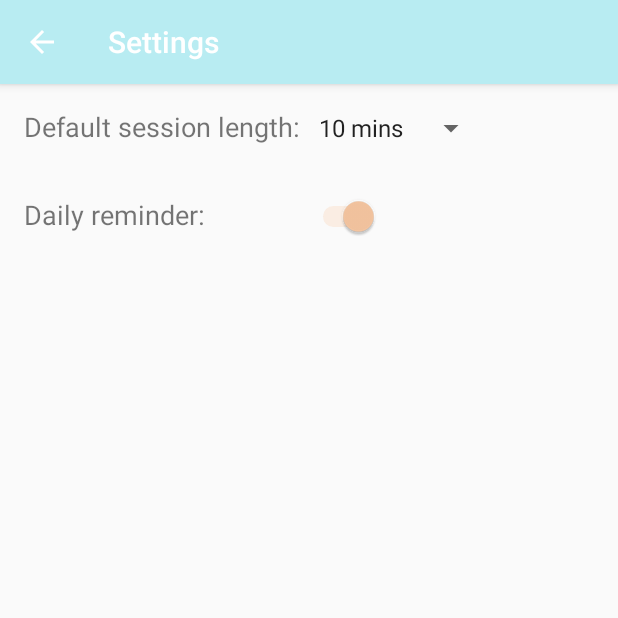
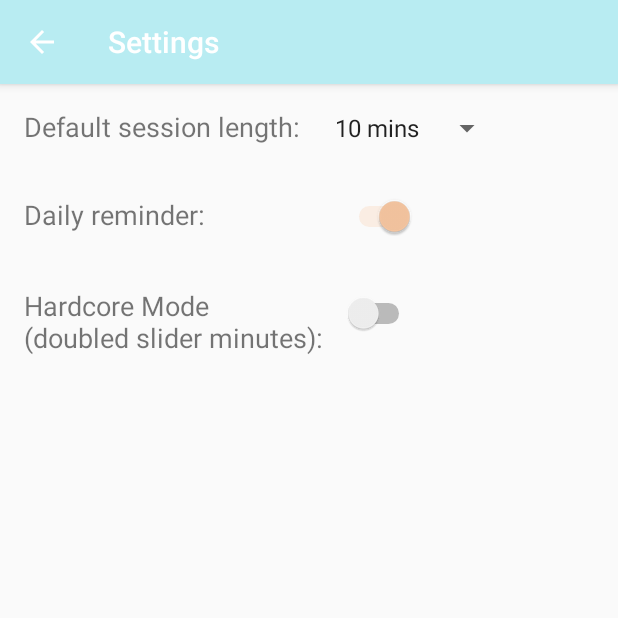
Before and after one commit to tarwater/meditation-timer, an Android app: the screen it shows after launch (Settings), in the options menu, after a tap on "Settings", on a phone screen of 412 x 824 dp, the top half of it. Run offline under Robolectric (Android 15) with nearby library versions, the phone set to English and light mode, and no system bars.

Commit message:
working on hardcore mode

```diff
--- a/app/src/main/java/com/clay/meditation/MainActivity.java
+++ b/app/src/main/java/com/clay/meditation/MainActivity.java
@@ -5,7 +5,6 @@ import android.app.PendingIntent;
 import android.content.Context;
 import android.content.Intent;
 import android.content.SharedPreferences;
-import android.content.pm.ActivityInfo;
 import android.graphics.Typeface;
 
 import java.io.IOException;
@@ -13,13 +12,9 @@ import java.util.Calendar;
 
 import android.media.AudioManager;
 import android.media.MediaPlayer;
-import android.media.RingtoneManager;
 import android.net.Uri;
 import android.os.Bundle;
 import android.os.CountDownTimer;
-import android.provider.MediaStore;
-import android.support.design.widget.FloatingActionButton;
-import android.support.design.widget.Snackbar;
 import android.support.v7.app.AppCompatActivity;
 import android.support.v7.widget.Toolbar;
 import android.util.Log;
@@ -27,7 +22,6 @@ import android.view.View;
 import android.view.Menu;
 import android.view.MenuItem;
 import android.widget.Button;
-import android.widget.EditText;
 import android.widget.SeekBar;
 import android.widget.TextView;
 
@@ -48,7 +42,7 @@ public class MainActivity extends AppCompatActivity {
 
     long millisecondsLeft;
 
-    MediaPlayer mp;
+    MediaPlayer mediaPlayer;
     AudioManager mAudioManager;
     int userVolume;
 
@@ -61,6 +55,7 @@ public class MainActivity extends AppCompatActivity {
             startButton.setVisibility(View.INVISIBLE);
             resetButton.setVisibility(View.VISIBLE);
             pauseButton.setVisibility(View.VISIBLE);
+            playSound();
         }
     }
 
@@ -169,6 +164,7 @@ public class MainActivity extends AppCompatActivity {
 //        setRequestedOrientation(ActivityInfo.SCREEN_ORIENTATION_PORTRAIT);
 
         settings = this.getSharedPreferences("com.clay.meditation", Context.MODE_PRIVATE);
+        boolean isHardcoreMode = settings.getBoolean("hardcore", false);
 
         int defaultMedTime = settings.getInt("defaultMedTime", 10);
 
@@ -179,8 +175,7 @@ public class MainActivity extends AppCompatActivity {
 
         mAudioManager = (AudioManager) getApplicationContext().getSystemService(Context.AUDIO_SERVICE);
         userVolume = mAudioManager.getStreamVolume(AudioManager.STREAM_MUSIC);
-        Log.i("volume:" , userVolume + "");
-        mp = new MediaPlayer();
+        mediaPlayer = new MediaPlayer();
 
         Typeface quicksand = Typeface.createFromAsset(getAssets(), "fonts/quicksand.ttf");
 
@@ -205,7 +200,7 @@ public class MainActivity extends AppCompatActivity {
         seekBar.setOnSeekBarChangeListener(new SeekBar.OnSeekBarChangeListener() {
             @Override
             public void onProgressChanged(SeekBar seekBar, int progress, boolean fromUser) {
-
+                Log.i("seekbar: ", progress + "");
                 progress = progress + 60;
 
                 if (!timerActive) {
@@ -318,12 +313,12 @@ public class MainActivity extends AppCompatActivity {
         Uri alarmSound = Uri.parse("android.resource://com.clay.meditation/" + R.raw.bell2);
 
         try {
-            if(!mp.isPlaying()){
-                mp.setDataSource(getApplicationContext(), alarmSound);
-                mp.setAudioStreamType(AudioManager.STREAM_MUSIC);
-                mp.prepare();
-                mp.start();
-                mp.setOnCompletionListener(new MediaPlayer.OnCompletionListener() {
+            if(!mediaPlayer.isPlaying()){
+                mediaPlayer.setDataSource(getApplicationContext(), alarmSound);
+                mediaPlayer.setAudioStreamType(AudioManager.STREAM_MUSIC);
+                mediaPlayer.prepare();
+                mediaPlayer.start();
+                mediaPlayer.setOnCompletionListener(new MediaPlayer.OnCompletionListener() {
                     @Override
                     public void onCompletion(MediaPlayer mp) {
                         stopSound();
@@ -335,8 +330,8 @@ public class MainActivity extends AppCompatActivity {
     }
 
     public void stopSound(){
-        mp.stop();
-        mp.reset();
+        mediaPlayer.stop();
+        mediaPlayer.reset();
     }
 
 
--- a/app/src/main/java/com/clay/meditation/Settings.java
+++ b/app/src/main/java/com/clay/meditation/Settings.java
@@ -28,14 +28,24 @@ public class Settings extends AppCompatActivity {
         final SharedPreferences settings = this.getSharedPreferences("com.clay.meditation", Context.MODE_PRIVATE);
 
         boolean notificationsOn = settings.getBoolean("notifications", true);
+        boolean isHardcoreMode = settings.getBoolean("hardcore", false);
 
         Switch mySwitch = (Switch) findViewById(R.id.switch1);
+        Switch hardcoreSwitch = findViewById(R.id.hardcoreSwitch);
 
         mySwitch.setChecked(notificationsOn);
+        hardcoreSwitch.setChecked(isHardcoreMode);
 
         mySwitch.setOnCheckedChangeListener(new CompoundButton.OnCheckedChangeListener() {
             public void onCheckedChanged(CompoundButton buttonView, boolean isChecked) {
                 settings.edit().putBoolean("notifications", isChecked).apply();
+            }
+        });
+
+        hardcoreSwitch.setOnCheckedChangeListener(new CompoundButton.OnCheckedChangeListener() {
+            @Override
+            public void onCheckedChanged(CompoundButton compoundButton, boolean isChecked) {
+                settings.edit().putBoolean("hardcore", isChecked).apply();
             }
         });
 
--- a/app/src/main/res/layout/content_settings.xml
+++ b/app/src/main/res/layout/content_settings.xml
@@ -16,26 +16,54 @@
     <GridLayout
         android:layout_width="match_parent"
         android:layout_height="match_parent"
-        android:layout_alignParentTop="true"
+        android:layout_alignParentStart="true"
         android:layout_alignParentLeft="true"
-        android:layout_alignParentStart="true">
+        android:layout_alignParentTop="true">
+
+        <Spinner
+            android:id="@+id/spinner"
+            android:layout_width="wrap_content"
+            android:layout_height="wrap_content"
+            android:layout_row="0"
+            android:layout_column="1" />
+
+        <Switch
+            android:id="@+id/switch1"
+            android:layout_width="wrap_content"
+            android:layout_height="wrap_content"
+            android:layout_row="1"
+            android:layout_column="1"
+            android:layout_marginLeft="20px"
+            android:layout_marginTop="50px" />
+
+        <Switch
+            android:id="@+id/hardcoreSwitch"
+            android:layout_width="wrap_content"
+            android:layout_height="wrap_content"
+            android:layout_row="2"
+            android:layout_column="1"
+            android:layout_marginLeft="20px"
+            android:layout_marginTop="50px"
+            android:gravity="start" />
 
         <TextView
-            android:text="Default session length: "
+            android:id="@+id/defaultLengthLabel"
             android:layout_width="wrap_content"
             android:layout_height="wrap_content"
-            android:id="@+id/defaultLengthLabel"
-            android:textSize="18sp"
             android:layout_row="0"
-            android:layout_column="0" />
+            android:layout_column="0"
+            android:text="Default session length: "
+            android:textSize="18sp" />
 
-        <Spinner
+        <TextView
+            android:id="@+id/textView2"
             android:layout_width="wrap_content"
             android:layout_height="wrap_content"
-            android:id="@+id/spinner"
-            android:layout_row="0"
-            android:layout_column="1"
-             />
+            android:layout_row="2"
+            android:layout_column="0"
+            android:layout_marginTop="50px"
+            android:text="@string/hardcoreMode"
+            android:textSize="18sp" />
 
         <TextView
             android:id="@+id/notificationToggleLabel"
@@ -47,14 +75,6 @@
             android:text="@string/notificationToggleLabel"
             android:textSize="18sp" />
 
-        <Switch
-            android:id="@+id/switch1"
-            android:layout_width="wrap_content"
-            android:layout_height="wrap_content"
-            android:layout_row="1"
-            android:layout_column="1"
-            android:layout_marginTop="50px" />
-
     </GridLayout>
 
 </RelativeLayout>
--- a/app/src/main/res/values/strings.xml
+++ b/app/src/main/res/values/strings.xml
@@ -15,6 +15,7 @@
     <string name="notificationToggleLabel">Daily reminder: </string>
     <string name="toggleOn">Y</string>
     <string name="toggleOff">N</string>
+    <string name="hardcoreMode">Hardcore Mode \n(doubled slider minutes): </string>
 
 
     <string-array name="session_array">
```
